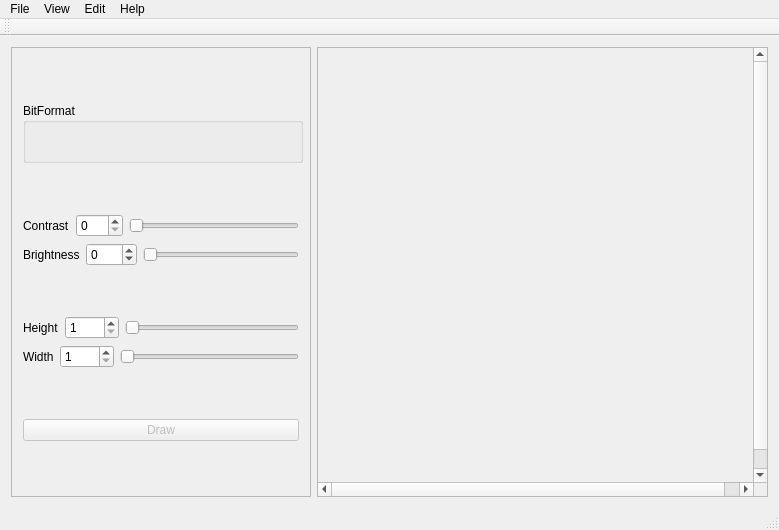
ElfoLiNk/ImageStenography, file mainwindow.ui: the form before one commit.
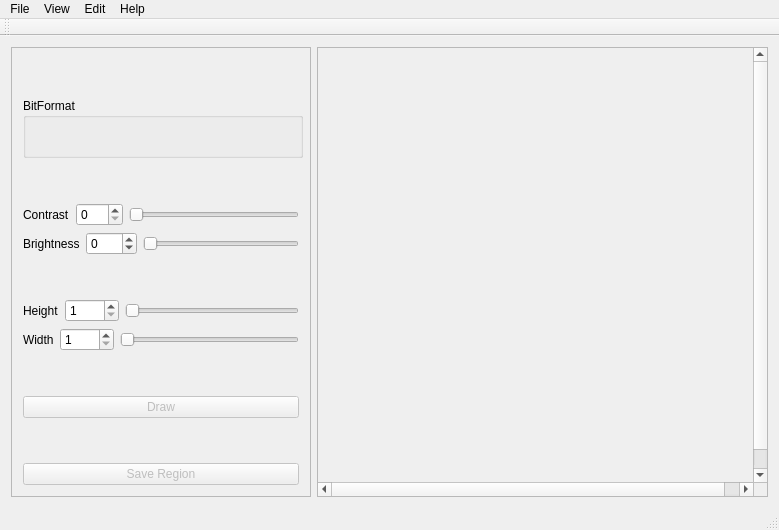
The form after the commit.

```diff
--- a/mainwindow.ui
+++ b/mainwindow.ui
@@ -307,6 +307,16 @@
          </widget>
         </widget>
        </item>
+       <item row="12" column="0">
+        <widget class="QPushButton" name="saveAreaButton">
+         <property name="enabled">
+          <bool>false</bool>
+         </property>
+         <property name="text">
+          <string>Save Region</string>
+         </property>
+        </widget>
+       </item>
       </layout>
      </widget>
     </item>
```
Left out of the diff: 166 changed lines with no effect on the pictures.
